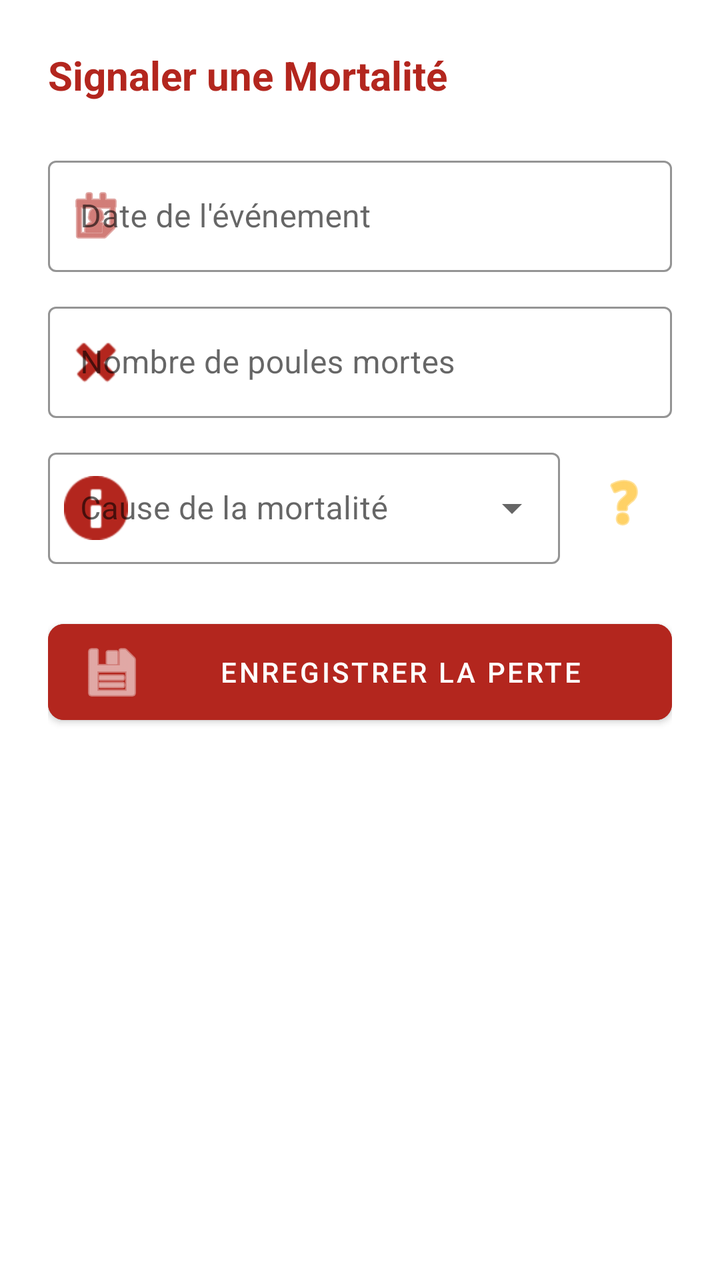
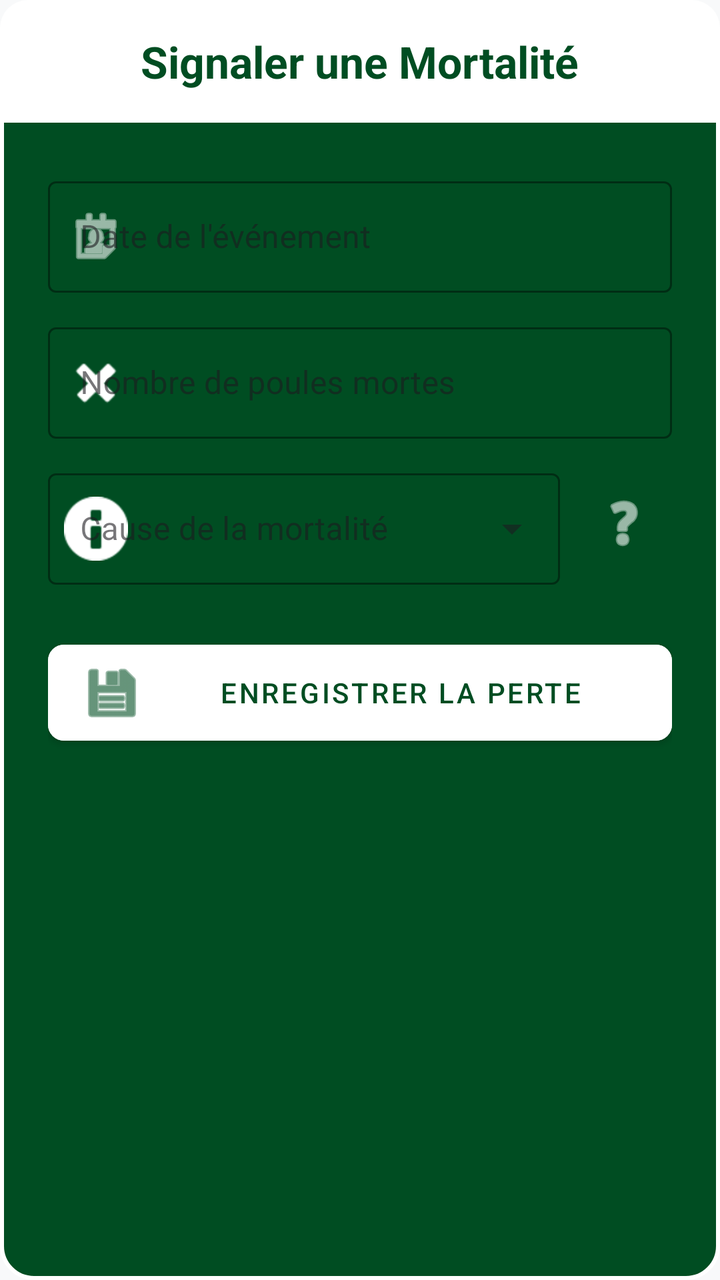

Screens rendered from an Android XML layout before and after an edit, with the pre-edit source and the edit as a unified diff.
<!-- AndroidManifest.xml: application theme Theme.Poulailler_copilot -->
<!-- res/layout/dialog_add_mortality.xml -->
<?xml version="1.0" encoding="utf-8"?>
<LinearLayout xmlns:android="http://schemas.android.com/apk/res/android"
    xmlns:app="http://schemas.android.com/apk/res-auto"
    android:layout_width="match_parent"
    android:layout_height="wrap_content"
    android:orientation="vertical"
    android:padding="24dp"
    android:background="@color/surface">

    <TextView
        android:layout_width="match_parent"
        android:layout_height="wrap_content"
        android:text="Signaler une Mortalité"
        android:textColor="@color/error"
        android:textSize="20sp"
        android:textStyle="bold"
        android:layout_marginBottom="24dp"/>

    <com.google.android.material.textfield.TextInputLayout
        android:layout_width="match_parent"
        android:layout_height="wrap_content"
        android:hint="Date de l'événement"
        style="@style/Widget.MaterialComponents.TextInputLayout.OutlinedBox"
        android:layout_marginBottom="12dp"
        app:hintTextColor="@color/text_secondary"
        app:boxStrokeColor="@color/error"
        app:startIconDrawable="@android:drawable/ic_menu_my_calendar"
        app:startIconTint="@color/error">
        <com.google.android.material.textfield.TextInputEditText
            android:id="@+id/etMortalityDate"
            android:layout_width="match_parent"
            android:layout_height="wrap_content"
            android:focusable="false"
            android:clickable="true"
            android:textColor="@color/text_primary" />
    </com.google.android.material.textfield.TextInputLayout>

    <com.google.android.material.textfield.TextInputLayout
        android:layout_width="match_parent"
        android:layout_height="wrap_content"
        android:hint="Nombre de poules mortes"
        style="@style/Widget.MaterialComponents.TextInputLayout.OutlinedBox"
        android:layout_marginBottom="12dp"
        app:hintTextColor="@color/text_secondary"
        app:boxStrokeColor="@color/error"
        app:startIconDrawable="@android:drawable/ic_delete"
        app:startIconTint="@color/error">
        <com.google.android.material.textfield.TextInputEditText
            android:id="@+id/etMortalityInput"
            android:layout_width="match_parent"
            android:layout_height="wrap_content"
            android:inputType="number"
            android:textColor="@color/text_primary" />
    </com.google.android.material.textfield.TextInputLayout>

    <LinearLayout
        android:layout_width="match_parent"
        android:layout_height="wrap_content"
        android:orientation="horizontal"
        android:gravity="center_vertical"
        android:layout_marginBottom="24dp">

        <com.google.android.material.textfield.TextInputLayout
            android:id="@+id/tilMortalityCause"
            style="@style/Widget.MaterialComponents.TextInputLayout.OutlinedBox.ExposedDropdownMenu"
            android:layout_width="0dp"
            android:layout_height="wrap_content"
            android:layout_weight="1"
            android:hint="Cause de la mortalité"
            app:hintTextColor="@color/text_secondary"
            app:boxStrokeColor="@color/error"
            app:startIconDrawable="@android:drawable/ic_dialog_info"
            app:startIconTint="@color/error">
            <AutoCompleteTextView
                android:id="@+id/actvMortalityCause"
                android:layout_width="match_parent"
                android:layout_height="wrap_content"
                android:inputType="none"
                android:textColor="@color/text_primary" />
        </com.google.android.material.textfield.TextInputLayout>

        <ImageButton
            android:id="@+id/btnHelpSymptoms"
            android:layout_width="48dp"
            android:layout_height="48dp"
            android:layout_marginStart="8dp"
            android:background="?attr/selectableItemBackgroundBorderless"
            android:src="@android:drawable/ic_menu_help"
            app:tint="@color/accent_amber"
            android:contentDescription="Aide au diagnostic" />
    </LinearLayout>

    <com.google.android.material.button.MaterialButton
        android:id="@+id/btnSaveMortality"
        android:layout_width="match_parent"
        android:layout_height="60dp"
        android:text="ENREGISTRER LA PERTE"
        android:backgroundTint="@color/error"
        android:textColor="@color/white"
        app:cornerRadius="8dp"
        app:icon="@android:drawable/ic_menu_save"/>
</LinearLayout>
<!-- resources referenced by this layout -->
<resources>
  <color name="accent_amber">#FFB300</color>
  <color name="error">#B3261E</color>
  <color name="surface">#FFFFFF</color>
  <color name="text_primary">#1C1B1F</color>
  <color name="text_secondary">#49454F</color>
  <color name="white">#FFFFFFFF</color>
  <style name="Theme.Poulailler_copilot" parent="Theme.MaterialComponents.DayNight.NoActionBar">
          
          <item name="colorPrimary">@color/primary</item>
          <item name="colorPrimaryVariant">@color/primary_variant</item>
          <item name="colorOnPrimary">@color/white</item>
  
          
          <item name="colorSecondary">@color/secondary</item>
          <item name="colorSecondaryVariant">@color/secondary_variant</item>
          <item name="colorOnSecondary">@color/white</item>
  
          
          <item name="android:windowBackground">@color/background</item>
          <item name="backgroundColor">@color/background</item>
  
          
          <item name="android:statusBarColor">?attr/colorPrimaryVariant</item>
  
          
          <item name="materialCardViewStyle">@style/Widget.App.CardView</item>
          <item name="shapeAppearanceLargeComponent">@style/ShapeAppearance.App.LargeComponent</item>
      </style>
  <color name="primary">#006D3A</color>
  <color name="primary_variant">#004D22</color>
  <color name="secondary">#43A047</color>
  <color name="secondary_variant">#2E7D32</color>
  <color name="background">@color/off_white</color>
  <style name="Widget.App.CardView" parent="Widget.MaterialComponents.CardView">
          <item name="cardElevation">2dp</item>
          <item name="cardCornerRadius">16dp</item>
          <item name="cardBackgroundColor">@color/surface</item>
          <item name="strokeWidth">0dp</item>
      </style>
  <style name="ShapeAppearance.App.LargeComponent" parent="ShapeAppearance.MaterialComponents.LargeComponent">
          <item name="cornerFamily">rounded</item>
          <item name="cornerSize">16dp</item>
      </style>
  <color name="off_white">#F8F9FA</color>
</resources>

<!-- the commit's change to res/layout/dialog_add_mortality.xml (unified diff, before → after) -->
@@ -4,99 +4,112 @@
     android:layout_width="match_parent"
     android:layout_height="wrap_content"
     android:orientation="vertical"
-    android:padding="24dp"
-    android:background="@color/surface">
-
-    <TextView
-        android:layout_width="match_parent"
-        android:layout_height="wrap_content"
-        android:text="Signaler une Mortalité"
-        android:textColor="@color/error"
-        android:textSize="20sp"
-        android:textStyle="bold"
-        android:layout_marginBottom="24dp"/>
-
-    <com.google.android.material.textfield.TextInputLayout
-        android:layout_width="match_parent"
-        android:layout_height="wrap_content"
-        android:hint="Date de l'événement"
-        style="@style/Widget.MaterialComponents.TextInputLayout.OutlinedBox"
-        android:layout_marginBottom="12dp"
-        app:hintTextColor="@color/text_secondary"
-        app:boxStrokeColor="@color/error"
-        app:startIconDrawable="@android:drawable/ic_menu_my_calendar"
-        app:startIconTint="@color/error">
-        <com.google.android.material.textfield.TextInputEditText
-            android:id="@+id/etMortalityDate"
-            android:layout_width="match_parent"
-            android:layout_height="wrap_content"
-            android:focusable="false"
-            android:clickable="true"
-            android:textColor="@color/text_primary" />
-    </com.google.android.material.textfield.TextInputLayout>
-
-    <com.google.android.material.textfield.TextInputLayout
-        android:layout_width="match_parent"
-        android:layout_height="wrap_content"
-        android:hint="Nombre de poules mortes"
-        style="@style/Widget.MaterialComponents.TextInputLayout.OutlinedBox"
-        android:layout_marginBottom="12dp"
-        app:hintTextColor="@color/text_secondary"
-        app:boxStrokeColor="@color/error"
-        app:startIconDrawable="@android:drawable/ic_delete"
-        app:startIconTint="@color/error">
-        <com.google.android.material.textfield.TextInputEditText
-            android:id="@+id/etMortalityInput"
-            android:layout_width="match_parent"
-            android:layout_height="wrap_content"
-            android:inputType="number"
-            android:textColor="@color/text_primary" />
-    </com.google.android.material.textfield.TextInputLayout>
+    android:background="@drawable/bg_dialog_dark">
 
     <LinearLayout
         android:layout_width="match_parent"
         android:layout_height="wrap_content"
-        android:orientation="horizontal"
-        android:gravity="center_vertical"
-        android:layout_marginBottom="24dp">
+        android:background="@drawable/bg_dialog_header"
+        android:padding="16dp"
+        android:gravity="center">
+        <TextView
+            android:layout_width="wrap_content"
+            android:layout_height="wrap_content"
+            android:text="Signaler une Mortalité"
+            android:textColor="@color/primary_variant"
+            android:textSize="22sp"
+            android:textStyle="bold"/>
+    </LinearLayout>
+
+    <LinearLayout
+        android:layout_width="match_parent"
+        android:layout_height="wrap_content"
+        android:orientation="vertical"
+        android:padding="24dp">
 
         <com.google.android.material.textfield.TextInputLayout
-            android:id="@+id/tilMortalityCause"
-            style="@style/Widget.MaterialComponents.TextInputLayout.OutlinedBox.ExposedDropdownMenu"
-            android:layout_width="0dp"
+            android:layout_width="match_parent"
             android:layout_height="wrap_content"
-            android:layout_weight="1"
-            android:hint="Cause de la mortalité"
-            app:hintTextColor="@color/text_secondary"
-            app:boxStrokeColor="@color/error"
-            app:startIconDrawable="@android:drawable/ic_dialog_info"
-            app:startIconTint="@color/error">
-            <AutoCompleteTextView
-                android:id="@+id/actvMortalityCause"
+            android:hint="Date de l'événement"
+            style="@style/Widget.MaterialComponents.TextInputLayout.OutlinedBox"
+            android:layout_marginBottom="12dp"
+            app:hintTextColor="#CCFFFFFF"
+            app:boxStrokeColor="@color/white"
+            app:startIconDrawable="@android:drawable/ic_menu_my_calendar"
+            app:startIconTint="@color/white">
+            <com.google.android.material.textfield.TextInputEditText
+                android:id="@+id/etMortalityDate"
                 android:layout_width="match_parent"
                 android:layout_height="wrap_content"
-                android:inputType="none"
-                android:textColor="@color/text_primary" />
+                android:focusable="false"
+                android:clickable="true"
+                android:textColor="@color/white" />
         </com.google.android.material.textfield.TextInputLayout>
 
-        <ImageButton
-            android:id="@+id/btnHelpSymptoms"
-            android:layout_width="48dp"
-            android:layout_height="48dp"
-            android:layout_marginStart="8dp"
-            android:background="?attr/selectableItemBackgroundBorderless"
-            android:src="@android:drawable/ic_menu_help"
-            app:tint="@color/accent_amber"
-            android:contentDescription="Aide au diagnostic" />
+        <com.google.android.material.textfield.TextInputLayout
+            android:layout_width="match_parent"
+            android:layout_height="wrap_content"
+            android:hint="Nombre de poules mortes"
+            style="@style/Widget.MaterialComponents.TextInputLayout.OutlinedBox"
+            android:layout_marginBottom="12dp"
+            app:hintTextColor="#CCFFFFFF"
+            app:boxStrokeColor="@color/white"
+            app:startIconDrawable="@android:drawable/ic_delete"
+            app:startIconTint="@color/white">
+            <com.google.android.material.textfield.TextInputEditText
+                android:id="@+id/etMortalityInput"
+                android:layout_width="match_parent"
+                android:layout_height="wrap_content"
+                android:inputType="number"
+                android:textColor="@color/white" />
+        </com.google.android.material.textfield.TextInputLayout>
+
+        <LinearLayout
+            android:layout_width="match_parent"
+            android:layout_height="wrap_content"
+            android:orientation="horizontal"
+            android:gravity="center_vertical"
+            android:layout_marginBottom="24dp">
+
+            <com.google.android.material.textfield.TextInputLayout
+                android:id="@+id/tilMortalityCause"
+                style="@style/Widget.MaterialComponents.TextInputLayout.OutlinedBox.ExposedDropdownMenu"
+                android:layout_width="0dp"
+                android:layout_height="wrap_content"
+                android:layout_weight="1"
+                android:hint="Cause de la mortalité"
+                app:hintTextColor="#CCFFFFFF"
+                app:boxStrokeColor="@color/white"
+                app:startIconDrawable="@android:drawable/ic_dialog_info"
+                app:startIconTint="@color/white">
+                <AutoCompleteTextView
+                    android:id="@+id/actvMortalityCause"
+                    android:layout_width="match_parent"
+                    android:layout_height="wrap_content"
+                    android:inputType="none"
+                    android:textColor="@color/white" />
+            </com.google.android.material.textfield.TextInputLayout>
+
+            <ImageButton
+                android:id="@+id/btnHelpSymptoms"
+                android:layout_width="48dp"
+                android:layout_height="48dp"
+                android:layout_marginStart="8dp"
+                android:background="?attr/selectableItemBackgroundBorderless"
+                android:src="@android:drawable/ic_menu_help"
+                app:tint="@color/white"
+                android:contentDescription="Aide au diagnostic" />
+        </LinearLayout>
+
+        <com.google.android.material.button.MaterialButton
+            android:id="@+id/btnSaveMortality"
+            android:layout_width="match_parent"
+            android:layout_height="60dp"
+            android:text="ENREGISTRER LA PERTE"
+            android:backgroundTint="@color/white"
+            android:textColor="@color/primary_variant"
+            app:cornerRadius="8dp"
+            app:icon="@android:drawable/ic_menu_save"
+            app:iconTint="@color/primary_variant"/>
     </LinearLayout>
-
-    <com.google.android.material.button.MaterialButton
-        android:id="@+id/btnSaveMortality"
-        android:layout_width="match_parent"
-        android:layout_height="60dp"
-        android:text="ENREGISTRER LA PERTE"
-        android:backgroundTint="@color/error"
-        android:textColor="@color/white"
-        app:cornerRadius="8dp"
-        app:icon="@android:drawable/ic_menu_save"/>
 </LinearLayout>
<!-- resource entries referenced after the edit -->
@@ -1,11 +1,26 @@
 <!-- resources referenced by this layout -->
 <resources>
-  <color name="accent_amber">#FFB300</color>
-  <color name="error">#B3261E</color>
   <color name="surface">#FFFFFF</color>
   <color name="text_primary">#1C1B1F</color>
   <color name="text_secondary">#49454F</color>
   <color name="white">#FFFFFFFF</color>
+  <!-- drawable bg_dialog_dark (drawable) -->
+  <?xml version="1.0" encoding="utf-8"?>
+  <shape xmlns:android="http://schemas.android.com/apk/res/android">
+      <solid android:color="@color/primary_variant" />
+      <stroke
+          android:width="2dp"
+          android:color="@color/white" />
+      <corners android:radius="16dp" />
+  </shape>
+  <!-- drawable bg_dialog_header (drawable) -->
+  <?xml version="1.0" encoding="utf-8"?>
+  <shape xmlns:android="http://schemas.android.com/apk/res/android">
+      <solid android:color="@color/white" />
+      <corners
+          android:topLeftRadius="14dp"
+          android:topRightRadius="14dp" />
+  </shape>
   <style name="Theme.Poulailler_copilot" parent="Theme.MaterialComponents.DayNight.NoActionBar">
           
           <item name="colorPrimary">@color/primary</item>
@@ -19,7 +34,13 @@
   
           
           <item name="android:windowBackground">@color/background</item>
-          <item name="backgroundColor">@color/background</item>
+          <item name="colorSurface">@color/surface</item>
+          <item name="colorOnSurface">@color/text_primary</item>
+          <item name="colorOnSurfaceVariant">@color/text_secondary</item>
+  
+          
+          <item name="android:textColorPrimary">@color/text_primary</item>
+          <item name="android:textColorSecondary">@color/text_secondary</item>
   
           
           <item name="android:statusBarColor">?attr/colorPrimaryVariant</item>
@@ -27,6 +48,10 @@
           
           <item name="materialCardViewStyle">@style/Widget.App.CardView</item>
           <item name="shapeAppearanceLargeComponent">@style/ShapeAppearance.App.LargeComponent</item>
+  
+          
+          <item name="materialAlertDialogTheme">@style/ThemeOverlay.App.MaterialAlertDialog</item>
+          <item name="alertDialogTheme">@style/ThemeOverlay.App.MaterialAlertDialog</item>
       </style>
   <color name="primary">#006D3A</color>
   <color name="primary_variant">#004D22</color>
@@ -43,6 +68,11 @@
           <item name="cornerFamily">rounded</item>
           <item name="cornerSize">16dp</item>
       </style>
+  <style name="ThemeOverlay.App.MaterialAlertDialog" parent="ThemeOverlay.MaterialComponents.MaterialAlertDialog">
+          <item name="colorSurface">@color/surface</item>
+          <item name="colorOnSurface">@color/text_primary</item>
+          <item name="android:textColorPrimary">@color/text_primary</item>
+      </style>
   <color name="off_white">#F8F9FA</color>
 </resources>
 
